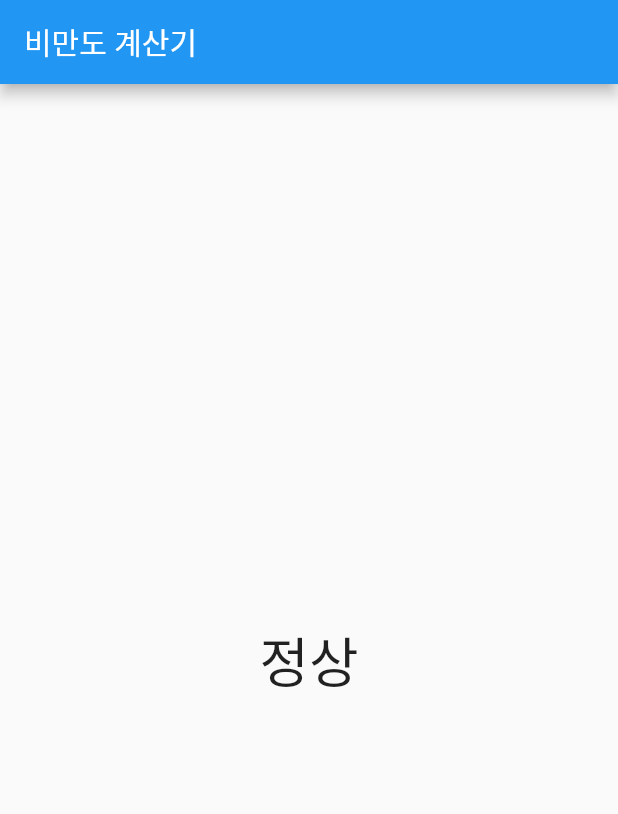
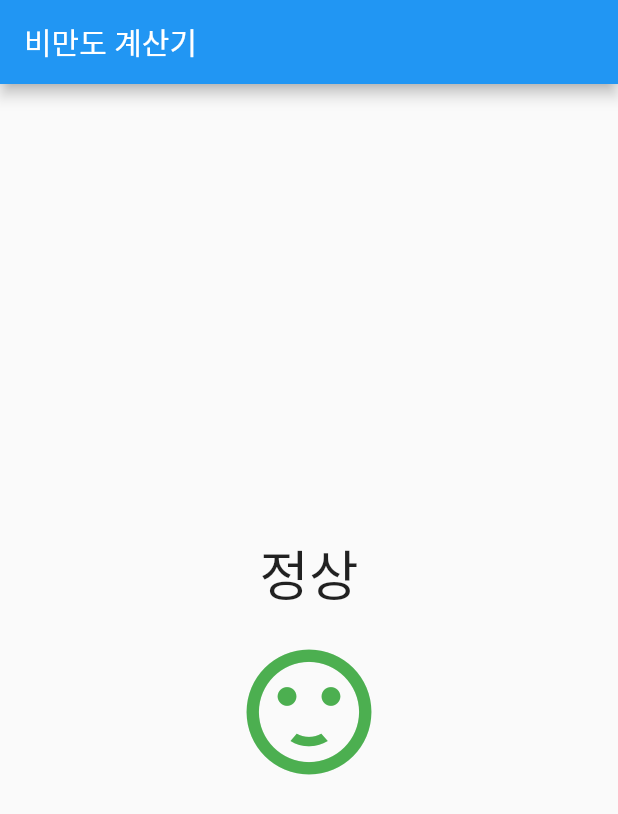
Before and after one commit to chihyeonWON/BMI-Calculator, a Flutter app: the screen it shows after launch, on a phone screen of 412 x 824 dp. Shown: the top 814 px of the screen. Run offline on Flutter 3.47's test engine with Material 2 defaults, Android fonts, the phone set to English and light mode, and no system bars.

Commit message:
bmi 값에 따른 결과값 (아이콘) 작성

```diff
--- a/lib/main.dart
+++ b/lib/main.dart
@@ -89,6 +89,14 @@ class BmiResult extends StatelessWidget {
               '정상',
               style:TextStyle(fontSize:36),
             ),
+            SizedBox(
+              height:16,
+            ),
+            Icon( // TODO : 수정할 부분(아이콘)
+              Icons.sentiment_satisfied, // 만족하는 아이콘 표시
+              color:Colors.green,
+              size:100,
+            ),
           ],
         ),
       )
```
